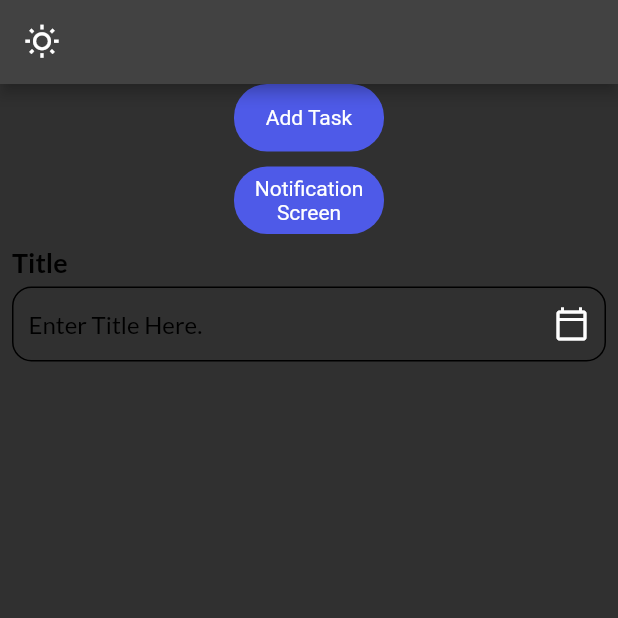
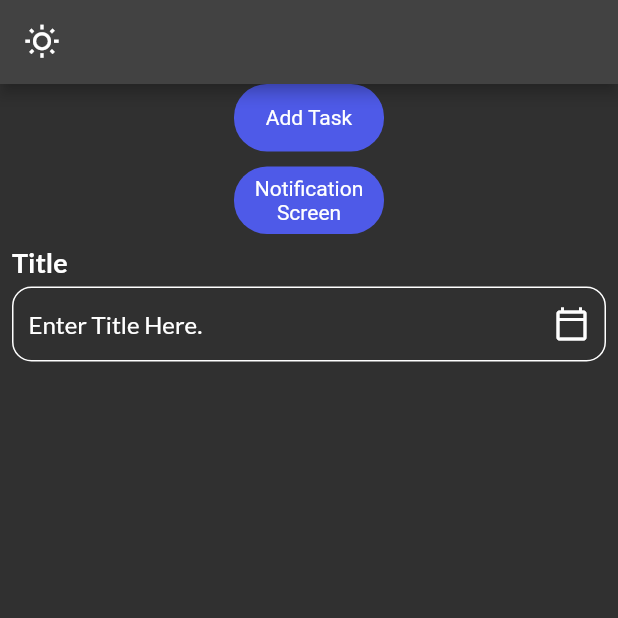
Before and after one commit to AbdArrahmanD/my_todo, a Flutter app: the screen it shows after launch, after a tap on the "mode night" icon, on a phone screen of 412 x 824 dp, the top half of it. Run offline on Flutter 3.47's test engine with Material 2 defaults, Android fonts, the phone set to English and light mode, and no system bars; our stand-ins replace get, get_storage, google_fonts.

Commit message:
listening Problem Solved A

```diff
--- a/lib/models/themes.dart
+++ b/lib/models/themes.dart
@@ -16,7 +16,7 @@ HomeController controller = Get.put(HomeController());
 class Themes {
   static final light = ThemeData(
     primaryColor: primaryClr,
-    backgroundColor: primaryClr,
+    backgroundColor: Colors.white,
     brightness: Brightness.light,
   );
 
--- a/lib/views/pages/add_task_screen.dart
+++ b/lib/views/pages/add_task_screen.dart
@@ -39,7 +39,7 @@ class _AddTaskScreenState extends State<AddTaskScreen> {
   @override
   Widget build(BuildContext context) {
     return Scaffold(
-      appBar: MyApp().appBar(1, title: 'Add Task'),
+      appBar: MyApp().appBar(0, title: 'Add Task'),
       body: SafeArea(
         child: Container(
           padding: const EdgeInsets.symmetric(
--- a/lib/views/widgets/input_field.dart
+++ b/lib/views/widgets/input_field.dart
@@ -1,6 +1,9 @@
 import 'package:flutter/material.dart';
 import 'package:get/get.dart';
+import 'package:my_todo/controllers/controller.dart';
 import '../../models/themes.dart';
+
+HomeController homeController = Get.put(HomeController());
 
 class InputField extends StatelessWidget {
   const InputField(
@@ -20,7 +23,8 @@ class InputField extends StatelessWidget {
   Widget build(BuildContext context) {
     return Container(
       padding: const EdgeInsets.all(8.0),
-      child: Column(
+      child: Obx(
+        () => Column(
           crossAxisAlignment: CrossAxisAlignment.start,
           mainAxisAlignment: MainAxisAlignment.start,
           children: [
@@ -30,7 +34,9 @@ class InputField extends StatelessWidget {
                   borderRadius: BorderRadius.circular(13),
                   border: Border.all(
                     width: 1,
-                  color: Get.isDarkMode ? Colors.white : Colors.black,
+                    color: homeController.theme.value == ThemeMode.dark
+                        ? Colors.white
+                        : Colors.black,
                   )),
               margin: const EdgeInsets.only(top: 5),
               padding: const EdgeInsets.symmetric(horizontal: 10),
@@ -41,8 +47,9 @@ class InputField extends StatelessWidget {
                       readOnly: widget != null ? true : false,
                       autofocus: false,
                       controller: controller,
-                    cursorColor:
-                        Get.isDarkMode ? Colors.grey[100] : Colors.grey[700],
+                      cursorColor: homeController.theme.value == ThemeMode.dark
+                          ? Colors.grey[100]
+                          : Colors.grey[700],
                       decoration: InputDecoration(
                         border: InputBorder.none,
                         hintText: hint,
@@ -56,6 +63,7 @@ class InputField extends StatelessWidget {
             ),
           ],
         ),
+      ),
     );
   }
 }
```
Lines whose indentation alone changed are shown as unchanged.
